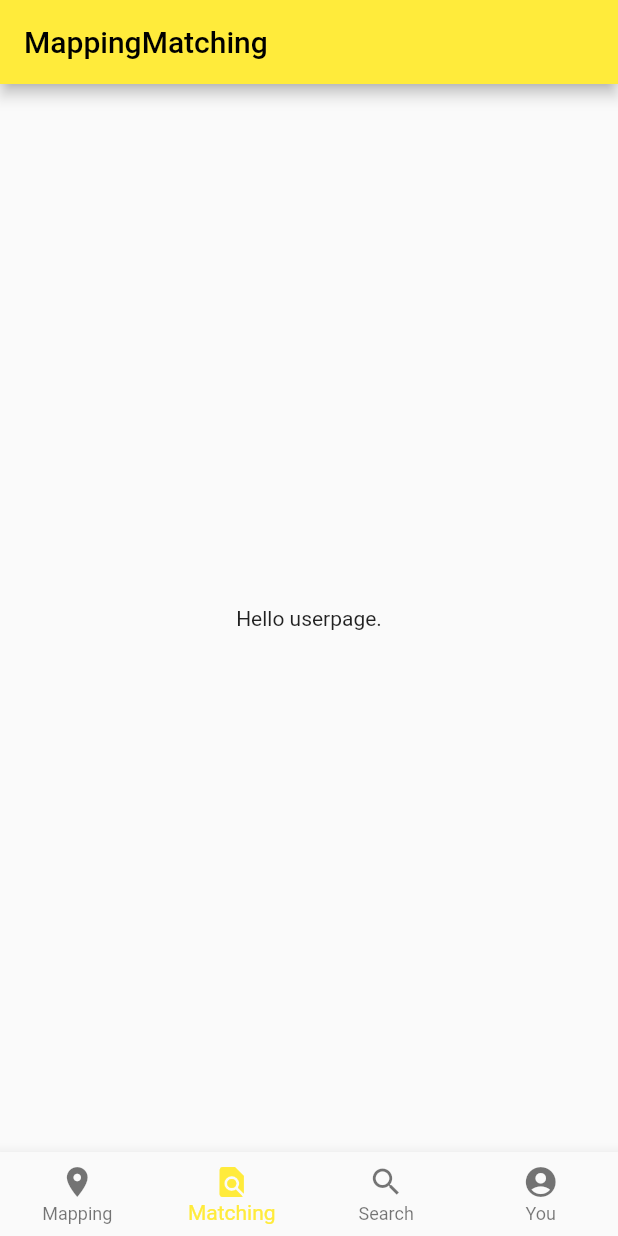
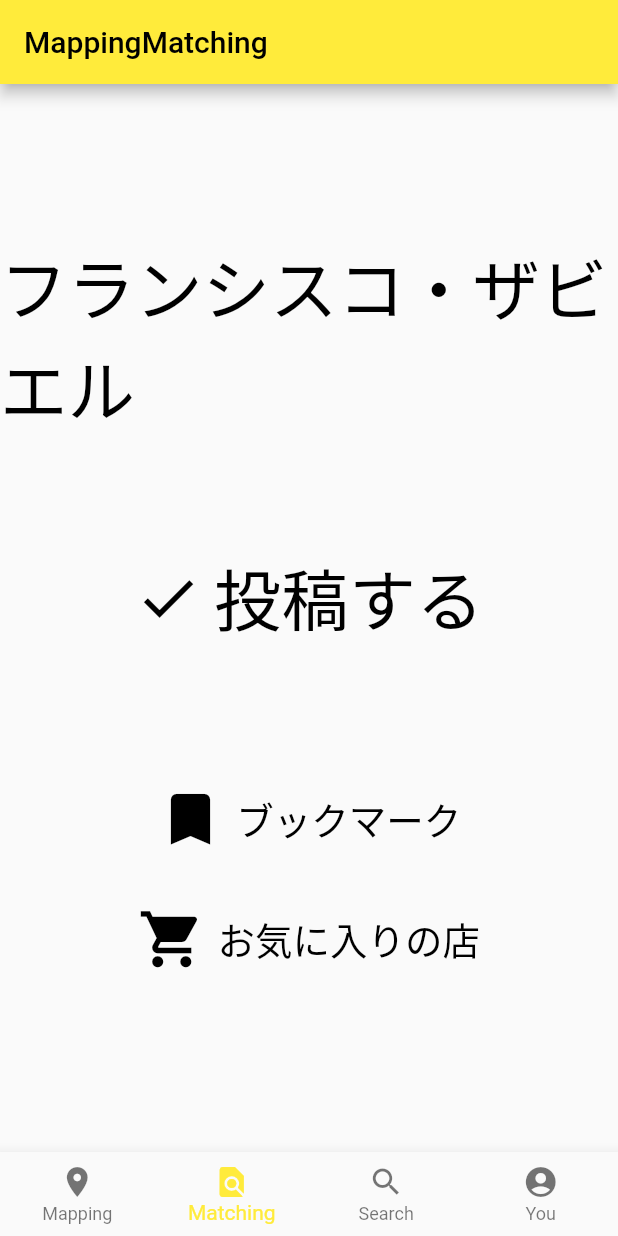
Before and after one commit to Alan-Ito/MappingMatching, a Flutter app: the screen it shows after launch, swiped to page 4, on a phone screen of 412 x 824 dp. Run offline on Flutter 3.47's test engine with Material 2 defaults, Android fonts, the phone set to English and light mode, and no system bars; our stand-ins replace google_fonts.

Commit message:
fix: ヘッダー/フッターとユーザーページを統合

```diff
--- a/lib/userpage.dart
+++ b/lib/userpage.dart
@@ -1,9 +1,134 @@
 import 'package:flutter/material.dart';
+import 'package:google_fonts/google_fonts.dart';
 
 class UserPage extends StatelessWidget {
-  UserPage({Key? key}) : super(key: key);
   @override
   Widget build(BuildContext context) {
-    return Center(child: Text("Hello userpage."));
+    return MaterialApp(
+      title: 'Mapping Matching',
+      theme: ThemeData(
+        textTheme: GoogleFonts.sawarabiMinchoTextTheme(
+          Theme.of(context).textTheme,
+        ),
+        primarySwatch: Colors.blue,
+        appBarTheme: const AppBarTheme(
+          backgroundColor: Colors.white,
+          foregroundColor: Colors.black,
+        ),
+      ),
+      home: UserDetail(),
+    );
   }
 }
+
+class UserDetail extends StatefulWidget {
+  @override
+  State<StatefulWidget> createState() {
+    return __State();
+  }
+}
+
+class __State extends State<UserDetail> {
+
+  @override
+  Widget build(BuildContext context) {
+    return MaterialApp(
+      title: 'Flutter Demo',
+      theme: ThemeData(primarySwatch: Colors.blue),
+      home: Scaffold(
+        body: Center(
+        child: Column(
+          mainAxisSize: MainAxisSize.min,
+          children: <Widget>[
+            ClipOval(
+              clipBehavior: Clip.hardEdge,
+              child: Align(
+                alignment: Alignment.topCenter,
+                // child: Image.network('https://4.bp.blogspot.com/-MSnCCDbY2ok/VYJrrLjwhPI/AAAAAAAAuiE/l_dcVIvJ5Ac/s400/nigaoe_zabieru_xavier.p'),
+              ),
+            ),
+            new Text(
+              'フランシスコ・ザビエル',
+              style: TextStyle(
+                color: Colors.black,
+                fontSize: 45,
+              ),
+            ),
+            Container(
+              padding: EdgeInsets.only(top: 32),
+            ),
+            Row(
+              mainAxisAlignment: MainAxisAlignment.spaceEvenly,
+              children: <Widget>[
+
+                SizedBox(
+                  child: TextButton.icon(
+                  onPressed: () {},
+                    icon: Icon(Icons.check, size: 45, color: Colors.black),
+                    label: new Text(
+                          '投稿する',
+                          style: TextStyle(
+                            color: Colors.black,
+                            fontSize: 45,
+                          ),
+                        ),
+                      ),
+                  height: 150,
+                  width: 350,
+                ),
+              ],
+            ),
+            Container(
+              padding: EdgeInsets.only(top: 32),
+            ),
+            Row(
+              mainAxisAlignment: MainAxisAlignment.spaceEvenly,
+              children: <Widget>[
+
+                SizedBox(
+                  child: TextButton.icon(
+                  onPressed: () {},
+                      icon: Icon(Icons.bookmark, size: 45, color: Colors.black),
+                      label: new Text(
+                        'ブックマーク',
+                        style: TextStyle(
+                          color: Colors.black,
+                          fontSize: 25,
+                        ),
+                      ),
+                ),
+                  height: 80,
+                  width: 350,
+                ),
+              ],
+            ),
+            Row(
+              mainAxisAlignment: MainAxisAlignment.spaceEvenly,
+              children: <Widget>[
+                SizedBox(
+                  child: TextButton.icon(
+                  onPressed: () {},
+                      icon: Icon(Icons.shopping_cart, size: 45, color: Colors.black),
+                      label: new Text(
+                        'お気に入りの店',
+                        style: TextStyle(
+                          color: Colors.black,
+                          fontSize: 25,
+                        ),
+                      ),
+                ),
+                  height: 80,
+                  width: 350,
+                ),
+              ],
+            ),
+          ],
+        ),
+        ),
+      ),
+    );
+  }
+}
+
+class SearchPageBorderRadius {
+}
```
